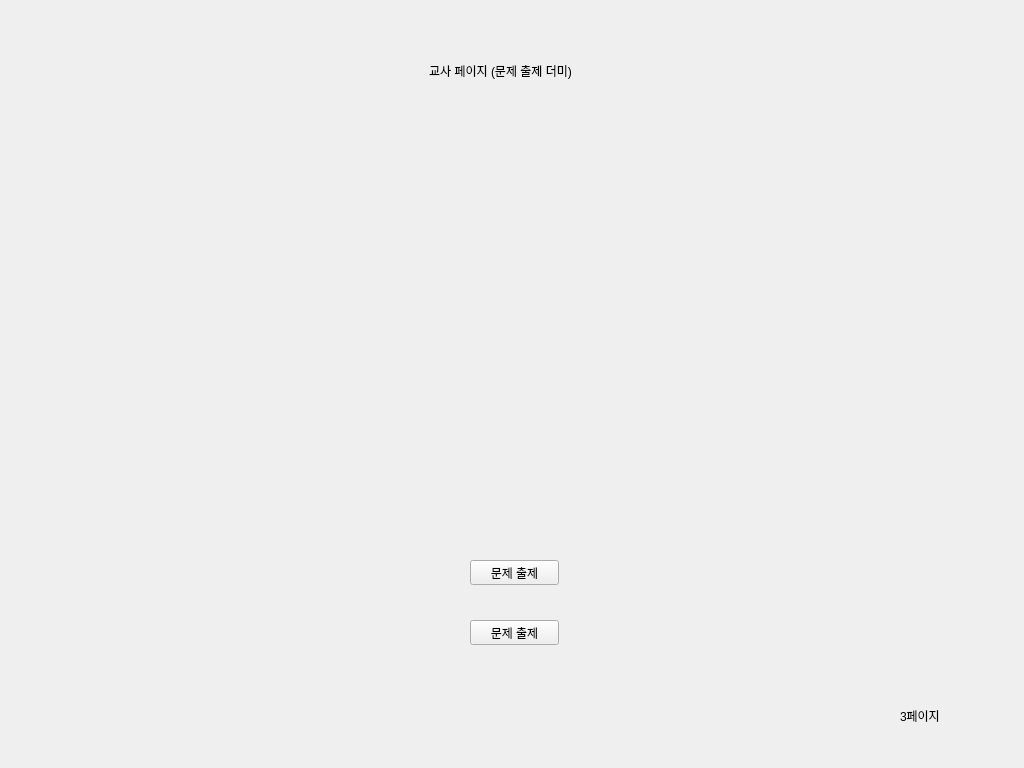
Before: the Qt Designer form tonghap.ui in Education-project-iot-AI/education-app, drawn with Qt 5.
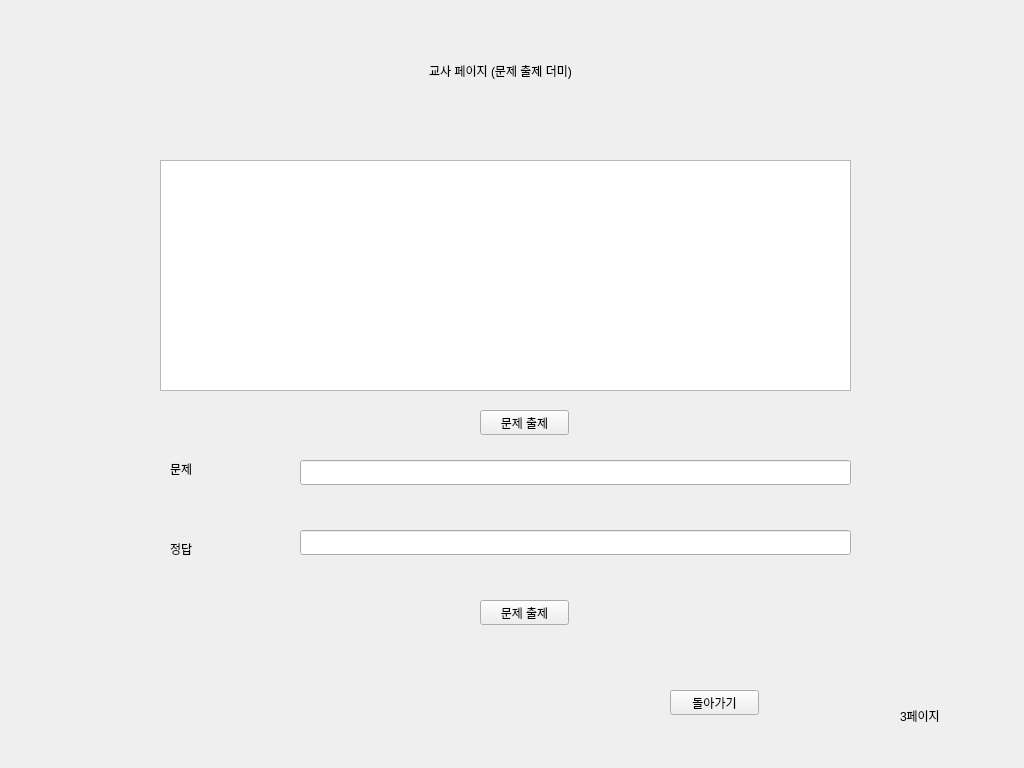
After: the same form once the commit is applied. The open tabs and pages were chosen to show the change.

Commit message: 문제 출제&풀기 관련 기능 정비 / 테스트는 모의 서버 업데이트 한 다음에

Patch:
```diff
--- a/tonghap.ui
+++ b/tonghap.ui
@@ -636,8 +636,8 @@
      <widget class="QPushButton" name="btn_t_quiz_add">
       <property name="geometry">
        <rect>
-        <x>470</x>
-        <y>560</y>
+        <x>480</x>
+        <y>600</y>
         <width>89</width>
         <height>25</height>
        </rect>
@@ -649,8 +649,77 @@
      <widget class="QPushButton" name="btn_t_quiz_back">
       <property name="geometry">
        <rect>
-        <x>470</x>
-        <y>620</y>
+        <x>670</x>
+        <y>690</y>
+        <width>89</width>
+        <height>25</height>
+       </rect>
+      </property>
+      <property name="text">
+       <string>돌아가기</string>
+      </property>
+     </widget>
+     <widget class="QLineEdit" name="line_quiz_add_q">
+      <property name="geometry">
+       <rect>
+        <x>300</x>
+        <y>460</y>
+        <width>551</width>
+        <height>25</height>
+       </rect>
+      </property>
+     </widget>
+     <widget class="QLabel" name="label_6">
+      <property name="geometry">
+       <rect>
+        <x>170</x>
+        <y>460</y>
+        <width>67</width>
+        <height>17</height>
+       </rect>
+      </property>
+      <property name="text">
+       <string>문제</string>
+      </property>
+     </widget>
+     <widget class="QLabel" name="label_7">
+      <property name="geometry">
+       <rect>
+        <x>170</x>
+        <y>540</y>
+        <width>67</width>
+        <height>17</height>
+       </rect>
+      </property>
+      <property name="text">
+       <string>정답</string>
+      </property>
+     </widget>
+     <widget class="QLineEdit" name="line_quiz_add_a">
+      <property name="geometry">
+       <rect>
+        <x>300</x>
+        <y>530</y>
+        <width>551</width>
+        <height>25</height>
+       </rect>
+      </property>
+     </widget>
+     <widget class="QTextBrowser" name="text_t_quiz">
+      <property name="geometry">
+       <rect>
+        <x>160</x>
+        <y>160</y>
+        <width>691</width>
+        <height>231</height>
+       </rect>
+      </property>
+     </widget>
+     <widget class="QPushButton" name="btn_t_quiz_check">
+      <property name="geometry">
+       <rect>
+        <x>480</x>
+        <y>410</y>
         <width>89</width>
         <height>25</height>
        </rect>
```
Left out of the diff: 2 changed lines with no effect on the pictures. The commit also changes 1 other file.
